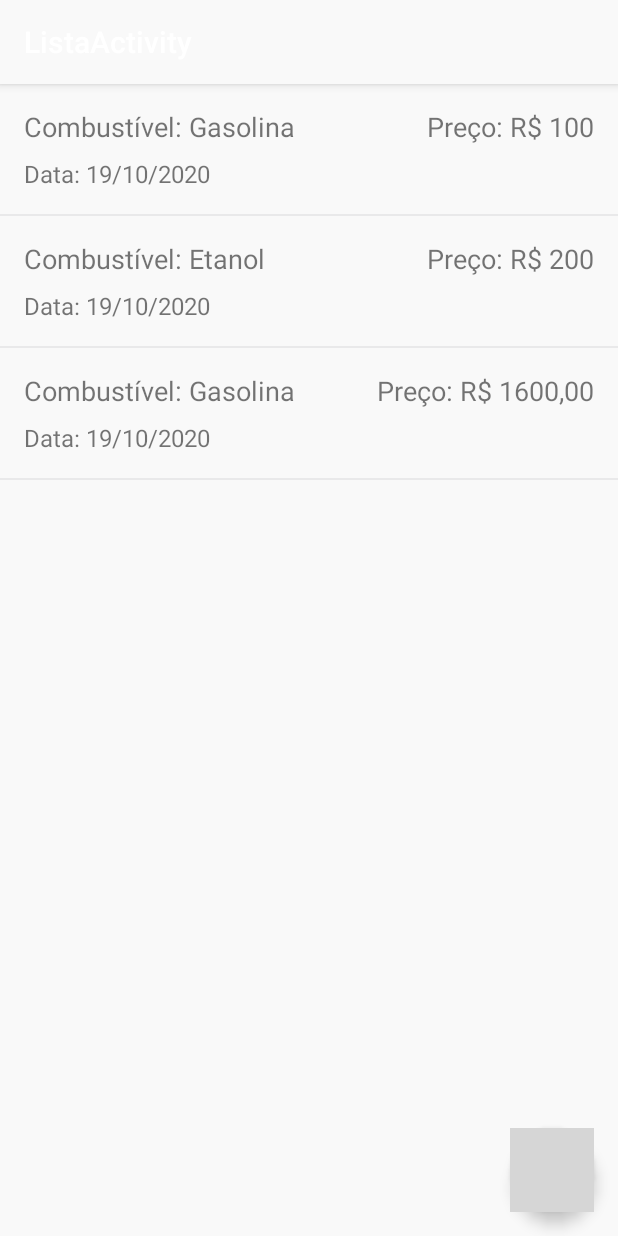
After one commit to YanMoreira/app-calculo-combustivel, an Android app: the ListaActivity screen opened directly, with no data from a screen before it, on a phone screen of 412 x 824 dp. The commit adds this screen. Run offline under Robolectric (Android 15) with nearby library versions, the phone set to English and light mode, and no system bars; grey boxes are pictures that could not be loaded.

Commit message:
Foi criada a estrutura de lista de visualização de abastecimentos

```diff
--- a/app/build.gradle
+++ b/app/build.gradle
@@ -27,6 +27,8 @@ dependencies {
     implementation fileTree(dir: 'libs', include: ['*.jar'])
     implementation 'androidx.appcompat:appcompat:1.1.0'
     implementation 'androidx.constraintlayout:constraintlayout:1.1.3'
+    implementation 'androidx.navigation:navigation-fragment:2.2.1'
+    implementation 'androidx.navigation:navigation-ui:2.2.1'
     testImplementation 'junit:junit:4.12'
     androidTestImplementation 'androidx.test.ext:junit:1.1.1'
     androidTestImplementation 'androidx.test.espresso:espresso-core:3.2.0'
--- /dev/null
+++ b/app/src/main/java/com/example/calculadoradecombustvel/activity/ListaActivity.java
@@ -0,0 +1,87 @@
+package com.example.calculadoradecombustvel.activity;
+
+import android.os.Bundle;
+
+import com.example.calculadoradecombustvel.R;
+import com.example.calculadoradecombustvel.adapter.ListaAdapter;
+import com.example.calculadoradecombustvel.model.Lista;
+import com.google.android.material.floatingactionbutton.FloatingActionButton;
+import com.google.android.material.snackbar.Snackbar;
+
+import androidx.appcompat.app.AppCompatActivity;
+import androidx.appcompat.widget.Toolbar;
+import androidx.recyclerview.widget.DividerItemDecoration;
+import androidx.recyclerview.widget.LinearLayoutManager;
+import androidx.recyclerview.widget.RecyclerView;
+
+import android.view.View;
+import android.widget.LinearLayout;
+
+import java.util.ArrayList;
+import java.util.List;
+
+public class ListaActivity extends AppCompatActivity {
+
+    private RecyclerView recyclerLista;
+    private ListaAdapter listaAdapter;
+    private List<Lista> listaAbastecimentos = new ArrayList<>();
+
+    @Override
+    protected void onCreate(Bundle savedInstanceState) {
+        super.onCreate(savedInstanceState);
+        setContentView(R.layout.activity_lista);
+        Toolbar toolbar = findViewById(R.id.toolbar);
+        setSupportActionBar(toolbar);
+
+        //Configurar recycler
+        recyclerLista = findViewById(R.id.recyclerLista);
+
+        FloatingActionButton fab = findViewById(R.id.fab);
+        fab.setOnClickListener(new View.OnClickListener() {
+            @Override
+            public void onClick(View view) {
+                Snackbar.make(view, "Replace with your own action", Snackbar.LENGTH_LONG)
+                        .setAction("Action", null).show();
+            }
+        });
+    }
+
+    public void carregarLista() {
+
+        //Listar abastecimentos
+        Lista lista1 = new Lista();
+        lista1.setNomeCombutivel("Gasolina");
+        lista1.setValorCombustivel("100");
+        lista1.setDataCombustivel("19/10/2020");
+        listaAbastecimentos.add(lista1);
+
+        Lista lista2 = new Lista();
+        lista2.setNomeCombutivel("Etanol");
+        lista2.setValorCombustivel("200");
+        lista2.setDataCombustivel("19/10/2020");
+        listaAbastecimentos.add(lista2);
+
+        Lista lista3 = new Lista();
+        lista3.setNomeCombutivel("Gasolina");
+        lista3.setValorCombustivel("1600,00");
+        lista3.setDataCombustivel("19/10/2020");
+        listaAbastecimentos.add(lista3);
+
+        //Configurar Adapter
+        listaAdapter = new ListaAdapter(listaAbastecimentos);
+
+        //Configurar recycler
+        RecyclerView.LayoutManager layoutManager = new LinearLayoutManager(getApplicationContext());
+        recyclerLista.setLayoutManager(layoutManager);
+        recyclerLista.setHasFixedSize(true);
+        recyclerLista.addItemDecoration(new DividerItemDecoration(getApplicationContext(), LinearLayout.VERTICAL));
+        recyclerLista.setAdapter(listaAdapter);
+    }
+
+    @Override
+    protected void onStart() {
+
+        carregarLista();
+        super.onStart();
+    }
+}
--- a/app/src/main/java/com/example/calculadoradecombustvel/MainActivity.java
+++ b/app/src/main/java/com/example/calculadoradecombustvel/activity/MainActivity.java
@@ -1,6 +1,5 @@
-package com.example.calculadoradecombustvel;
+package com.example.calculadoradecombustvel.activity;
 
-import android.app.ActionBar;
 import android.content.Intent;
 import android.net.Uri;
 import android.os.Bundle;
@@ -13,8 +12,8 @@ import android.widget.TextView;
 import android.widget.Toast;
 
 import androidx.appcompat.app.AppCompatActivity;
-import androidx.appcompat.widget.Toolbar;
 
+import com.example.calculadoradecombustvel.R;
 import com.github.clans.fab.FloatingActionButton;
 import com.google.android.material.snackbar.Snackbar;
 import com.google.android.material.textfield.TextInputEditText;
@@ -52,14 +51,15 @@ public class MainActivity extends AppCompatActivity {
             @Override
             public void onClick(View v) {
 
-                Intent intent = new Intent(getApplicationContext(), CustoViagemActivity.class);
-                startActivity(intent);
+                startActivity(new Intent(getApplicationContext(),CustoViagemActivity.class));
             }
         });
 
         visualizarLista.setOnClickListener(new View.OnClickListener() {
             @Override
             public void onClick(View v) {
+
+                startActivity(new Intent(getApplicationContext(),ListaActivity.class));
 
             }
         });
--- /dev/null
+++ b/app/src/main/java/com/example/calculadoradecombustvel/adapter/ListaAdapter.java
@@ -0,0 +1,64 @@
+package com.example.calculadoradecombustvel.adapter;
+
+import android.view.LayoutInflater;
+import android.view.View;
+import android.view.ViewGroup;
+import android.widget.TextView;
+
+import androidx.annotation.NonNull;
+import androidx.recyclerview.widget.RecyclerView;
+
+import com.example.calculadoradecombustvel.R;
+import com.example.calculadoradecombustvel.model.Lista;
+
+import java.util.List;
+
+public class ListaAdapter extends RecyclerView.Adapter<ListaAdapter.MyViewHolder> {
+
+    private List<Lista> listaAbastecimentos;
+    public ListaAdapter(List<Lista> listaAbastecimentos) {
+
+        this.listaAbastecimentos = listaAbastecimentos;
+
+    }
+
+    @NonNull
+    @Override
+    public MyViewHolder onCreateViewHolder(@NonNull ViewGroup parent, int viewType) {
+
+        View itemLista = LayoutInflater.from(parent.getContext())
+                .inflate(R.layout.lista_adapter, parent,false);
+
+        return new MyViewHolder(itemLista);
+    }
+
+    @Override
+    public void onBindViewHolder(@NonNull MyViewHolder holder, int position) {
+
+        Lista lista = listaAbastecimentos.get(position);
+        holder.combustivel.setText("Combustível: " + lista.getNomeCombutivel());
+        holder.preco.setText("Preço: R$ " + lista.getValorCombustivel());
+        holder.data.setText("Data: " + lista.getDataCombustivel());
+    }
+
+    @Override
+    public int getItemCount() {
+        return listaAbastecimentos.size();
+    }
+
+    public class MyViewHolder extends RecyclerView.ViewHolder {
+
+        TextView combustivel;
+        TextView preco;
+        TextView data;
+
+        public MyViewHolder(@NonNull View itemView) {
+            super(itemView);
+
+        combustivel = itemView.findViewById(R.id.viewCombustivel);
+        preco = itemView.findViewById(R.id.viewPreco);
+        data = itemView.findViewById(R.id.viewData);
+
+        }
+    }
+}
--- /dev/null
+++ b/app/src/main/java/com/example/calculadoradecombustvel/model/Lista.java
@@ -0,0 +1,43 @@
+package com.example.calculadoradecombustvel.model;
+
+import java.io.Serializable;
+
+public class Lista implements Serializable {
+
+    private Long id;
+    private String nomeCombutivel;
+    private String valorCombustivel;
+    private String dataCombustivel;
+
+    public Long getId() {
+        return id;
+    }
+
+    public void setId(Long id) {
+        this.id = id;
+    }
+
+    public String getNomeCombutivel() {
+        return nomeCombutivel;
+    }
+
+    public void setNomeCombutivel(String nomeCombutivel) {
+        this.nomeCombutivel = nomeCombutivel;
+    }
+
+    public String getValorCombustivel() {
+        return valorCombustivel;
+    }
+
+    public void setValorCombustivel(String valorCombustivel) {
+        this.valorCombustivel = valorCombustivel;
+    }
+
+    public String getDataCombustivel() {
+        return dataCombustivel;
+    }
+
+    public void setDataCombustivel(String dataCombustivel) {
+        this.dataCombustivel = dataCombustivel;
+    }
+}
--- a/app/src/main/res/layout/activity_custo_viagem.xml
+++ b/app/src/main/res/layout/activity_custo_viagem.xml
@@ -4,7 +4,7 @@
     xmlns:tools="http://schemas.android.com/tools"
     android:layout_width="match_parent"
     android:layout_height="match_parent"
-    tools:context=".CustoViagemActivity" >
+    tools:context=".activity.CustoViagemActivity" >
 
     <androidx.constraintlayout.widget.ConstraintLayout
         android:id="@+id/constraintLayout2"
@@ -119,6 +119,7 @@
                 android:layout_width="match_parent"
                 android:layout_height="wrap_content"
                 android:hint="@string/input_edit_etanol_viagem"
+                android:inputType="numberDecimal"
                 android:textSize="16sp" />
         </com.google.android.material.textfield.TextInputLayout>
 
@@ -160,6 +161,7 @@
                 android:layout_height="wrap_content"
                 android:gravity="center"
                 android:hint="@string/input_edit_kml_etanol_viagem"
+                android:inputType="numberDecimal"
                 android:textSize="16sp" />
         </com.google.android.material.textfield.TextInputLayout>
 
--- /dev/null
+++ b/app/src/main/res/layout/activity_lista.xml
@@ -0,0 +1,34 @@
+<?xml version="1.0" encoding="utf-8"?>
+<androidx.coordinatorlayout.widget.CoordinatorLayout xmlns:android="http://schemas.android.com/apk/res/android"
+    xmlns:app="http://schemas.android.com/apk/res-auto"
+    xmlns:tools="http://schemas.android.com/tools"
+    android:layout_width="match_parent"
+    android:layout_height="match_parent"
+    tools:context=".activity.ListaActivity">
+
+    <com.google.android.material.appbar.AppBarLayout
+        android:layout_width="match_parent"
+        android:layout_height="wrap_content"
+        android:theme="@style/AppTheme.AppBarOverlay">
+
+        <androidx.appcompat.widget.Toolbar
+            android:id="@+id/toolbar"
+            android:layout_width="match_parent"
+            android:layout_height="?attr/actionBarSize"
+            android:background="?attr/colorPrimary"
+            app:popupTheme="@style/AppTheme.PopupOverlay" />
+
+    </com.google.android.material.appbar.AppBarLayout>
+
+    <include layout="@layout/content_lista" />
+
+    <com.google.android.material.floatingactionbutton.FloatingActionButton
+        android:id="@+id/fab"
+        android:layout_width="wrap_content"
+        android:layout_height="wrap_content"
+        android:layout_gravity="bottom|end"
+        android:layout_margin="@dimen/fab_margin"
+        app:srcCompat="@drawable/fab_add"
+        app:fab_colorNormal="@color/corEstilo"/>
+
+</androidx.coordinatorlayout.widget.CoordinatorLayout>
--- a/app/src/main/res/layout/activity_main.xml
+++ b/app/src/main/res/layout/activity_main.xml
@@ -11,7 +11,7 @@
 
     android:layout_width="match_parent"
     android:layout_height="wrap_content"
-    tools:context=".MainActivity">
+    tools:context=".activity.MainActivity">
 
 
     <com.github.clans.fab.FloatingActionMenu
--- /dev/null
+++ b/app/src/main/res/layout/content_lista.xml
@@ -0,0 +1,17 @@
+<?xml version="1.0" encoding="utf-8"?>
+<androidx.constraintlayout.widget.ConstraintLayout xmlns:android="http://schemas.android.com/apk/res/android"
+    xmlns:app="http://schemas.android.com/apk/res-auto"
+    xmlns:tools="http://schemas.android.com/tools"
+    android:layout_width="match_parent"
+    android:layout_height="match_parent"
+    app:layout_behavior="@string/appbar_scrolling_view_behavior">
+
+    <androidx.recyclerview.widget.RecyclerView
+        android:id="@+id/recyclerLista"
+        android:layout_width="0dp"
+        android:layout_height="0dp"
+        app:layout_constraintBottom_toBottomOf="parent"
+        app:layout_constraintEnd_toEndOf="parent"
+        app:layout_constraintStart_toStartOf="parent"
+        app:layout_constraintTop_toTopOf="parent" />
+</androidx.constraintlayout.widget.ConstraintLayout>
--- /dev/null
+++ b/app/src/main/res/layout/lista_adapter.xml
@@ -0,0 +1,40 @@
+<?xml version="1.0" encoding="utf-8"?>
+<androidx.constraintlayout.widget.ConstraintLayout xmlns:android="http://schemas.android.com/apk/res/android"
+    xmlns:app="http://schemas.android.com/apk/res-auto"
+    xmlns:tools="http://schemas.android.com/tools"
+    android:layout_width="match_parent"
+    android:layout_height="wrap_content"
+    android:layout_margin="16dp"
+    android:orientation="vertical">
+
+    <TextView
+        android:id="@+id/viewData"
+        android:layout_width="0dp"
+        android:layout_height="wrap_content"
+        android:layout_marginTop="8dp"
+        android:text="Data"
+        android:textSize="16sp"
+        app:layout_constraintStart_toStartOf="parent"
+        app:layout_constraintTop_toBottomOf="@+id/viewCombustivel" />
+
+    <TextView
+        android:id="@+id/viewPreco"
+        android:layout_width="0dp"
+        android:layout_height="wrap_content"
+        android:layout_weight="1"
+        android:text="valor"
+        android:textSize="18sp"
+        app:layout_constraintEnd_toEndOf="parent"
+        app:layout_constraintTop_toTopOf="parent" />
+
+    <TextView
+        android:id="@+id/viewCombustivel"
+        android:layout_width="0dp"
+        android:layout_height="wrap_content"
+        android:layout_weight="4"
+        android:text="Gasolina"
+        android:textSize="18sp"
+        app:layout_constraintStart_toStartOf="parent"
+        app:layout_constraintTop_toTopOf="parent" />
+
+</androidx.constraintlayout.widget.ConstraintLayout>
--- a/app/src/main/res/menu/toolbar_custo_viagem.xml
+++ /dev/null
@@ -1,10 +0,0 @@
-<?xml version="1.0" encoding="utf-8"?>
-<menu xmlns:android="http://schemas.android.com/apk/res/android"
-    xmlns:app="http://schemas.android.com/apk/res-auto">
-
-    <item
-        android:id="@+id/tela_voltar"
-        android:icon="@drawable/ic_seta_voltar_custo_viagem"
-        android:title="sem_titulo"
-        app:showAsAction="ifRoom"/>
-</menu>
--- /dev/null
+++ b/app/src/main/res/values/dimens.xml
@@ -0,0 +1,3 @@
+<resources>
+    <dimen name="fab_margin">16dp</dimen>
+</resources>
--- a/app/src/main/res/values/strings.xml
+++ b/app/src/main/res/values/strings.xml
@@ -21,6 +21,15 @@
     <string name="botao_calcular_viagem">Calcular</string>
     <string name="switch_gasolina">Gasolina</string>
     <string name="switch_etanol">Etanol</string>
+    <string name="title_activity_lista">ListaActivity</string>
+    <!-- Strings used for fragments for navigation -->
+    <string name="first_fragment_label">First Fragment</string>
+    <string name="second_fragment_label">Second Fragment</string>
+    <string name="next">Next</string>
+    <string name="previous">Previous</string>
+
+    <string name="hello_first_fragment">Hello first fragment</string>
+    <string name="hello_second_fragment">Hello second fragment. Arg: %1$s</string>
 
 
 </resources>
--- a/app/src/main/res/values/styles.xml
+++ b/app/src/main/res/values/styles.xml
@@ -16,4 +16,13 @@
         <item name="android:textColor">#353535</item>
     </style>
 
+    <style name="AppTheme.NoActionBar">
+        <item name="windowActionBar">false</item>
+        <item name="windowNoTitle">true</item>
+    </style>
+
+    <style name="AppTheme.AppBarOverlay" parent="ThemeOverlay.AppCompat.Dark.ActionBar" />
+
+    <style name="AppTheme.PopupOverlay" parent="ThemeOverlay.AppCompat.Light" />
+
 </resources>
--- a/build.gradle
+++ b/build.gradle
@@ -8,7 +8,7 @@ buildscript {
 
     }
     dependencies {
-        classpath 'com.android.tools.build:gradle:3.6.2'
+        classpath 'com.android.tools.build:gradle:3.6.3'
 
 
         // NOTE: Do not place your application dependencies here; they belong
```
Also changed, not shown: app/src/main/AndroidManifest.xml (+9 -3 lines), app/src/main/java/com/example/calculadoradecombustvel/activity/CustoViagemActivity.java (renamed from app/src/main/java/com/example/calculadoradecombustvel/CustoViagemActivity.java, +3 -4 lines).
